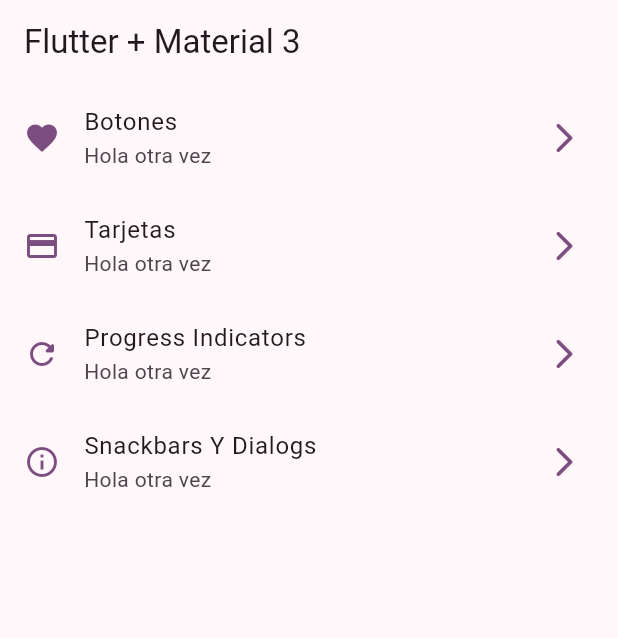
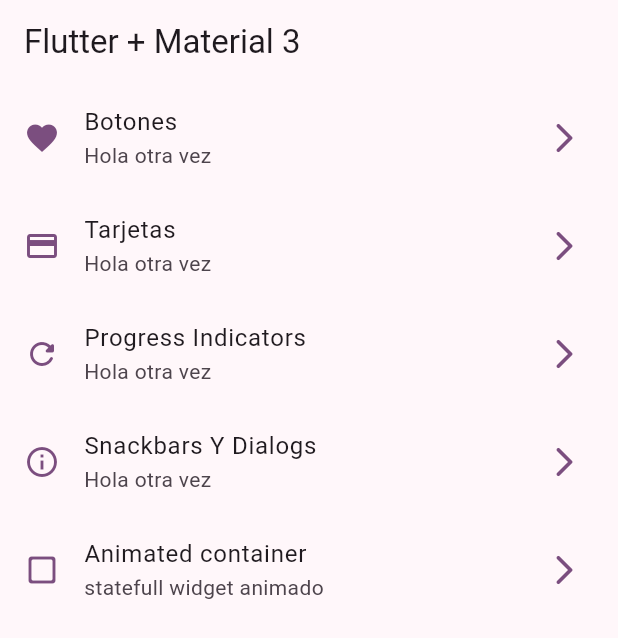
Before and after one commit to josbertjg/widgets_app, a Flutter app: the screen it shows after launch, on a phone screen of 412 x 824 dp. Shown: the top 638 px of the screen. Run offline on Flutter 3.47's test engine with Material 3 defaults, Android fonts, the phone set to English and light mode, and no system bars; our stand-ins replace go_router.

Commit message:
Finish Animated container screen

```diff
--- a/lib/config/router/routes.dart
+++ b/lib/config/router/routes.dart
@@ -55,4 +55,11 @@ const appRoutes = <RouteItem>[
       link: "/snackbars",
       icon: Icons.info_outline,
       screen: SnackbarScreen()),
+  RouteItem(
+      name: AnimatedScreen.name,
+      title: "Animated container",
+      subtitle: "statefull widget animado",
+      link: "/animated",
+      icon: Icons.check_box_outline_blank_rounded,
+      screen: AnimatedScreen()),
 ];
```
Also changed, not shown: lib/presentation/screens/animated/animated_screen.dart (+49 -2 lines).
